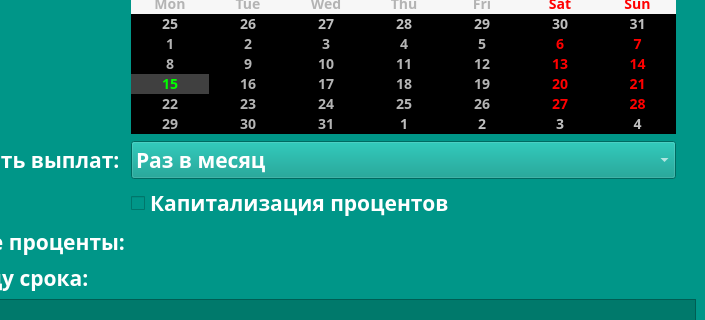
Above: src/calculator/depcalc.ui from ElectricEnchanter/Calculator_v1.0 before the change; both pictures show x 178 to 883 and y 263 to 583 of the 883 by 704 pixel window. Below: the same form after it.
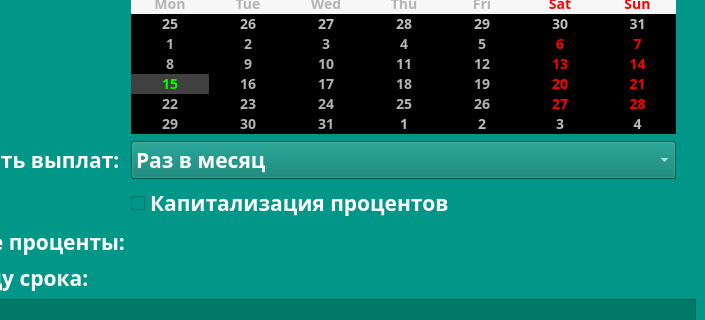
That is the form after the change. Icons and pictures are not drawn.

Patch:
```diff
--- a/src/calculator/depcalc.ui
+++ b/src/calculator/depcalc.ui
@@ -7,7 +7,7 @@
     <x>0</x>
     <y>0</y>
     <width>883</width>
-    <height>675</height>
+    <height>681</height>
    </rect>
   </property>
   <property name="font">
@@ -72,7 +72,8 @@
          </font>
         </property>
         <property name="styleSheet">
-         <string notr="true">color: #FFFFFF;</string>
+         <string notr="true">color: #FFFFFF;
+background-color: #00796B</string>
         </property>
         <item>
          <property name="text">
```
